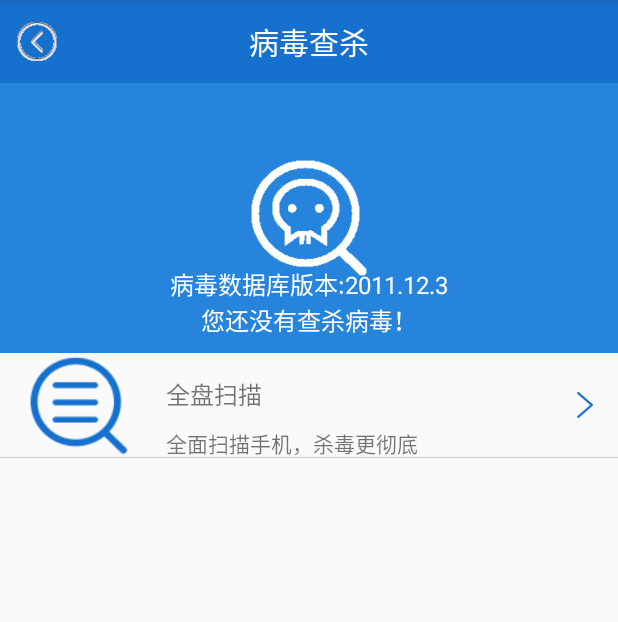
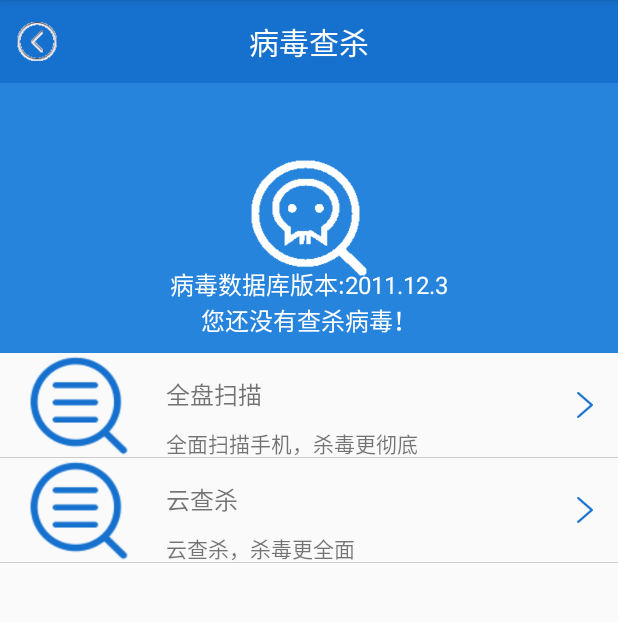
Before and after one commit to abbvvv/MobileGuard39, an Android app: the VirusScanActivity screen opened directly, with no data from a screen before it, on a phone screen of 412 x 824 dp, the part 84-706 px from its top. Run offline under Robolectric (Android 15) with nearby library versions, the phone set to English and light mode, and no system bars.

Commit message:
m5之云查杀

```diff
--- a/app/src/main/java/cn/edu/gdmec/android/mobileguard/m5virusscan/VirusScanActivity.java
+++ b/app/src/main/java/cn/edu/gdmec/android/mobileguard/m5virusscan/VirusScanActivity.java
@@ -24,7 +24,7 @@ import cn.edu.gdmec.android.mobileguard.m5virusscan.dao.AntiVirusDao;
 public class VirusScanActivity extends AppCompatActivity implements View.OnClickListener{
     private TextView mLastTimeTV;
     private SharedPreferences mSP;
-    private TextView mVersionTV;
+    private TextView mDbVersionTV;;
     @Override
     protected void onCreate(Bundle savedInstanceState) {
         super.onCreate(savedInstanceState);
@@ -33,23 +33,6 @@ public class VirusScanActivity extends AppCompatActivity implements View.OnClick
         copyDB("antivirus.db","");
         initView();
     }
-    public void updateVesion(String dbVersion){
-        final VersionUpdateUtils versionUpdateUtils = new VersionUpdateUtils(dbVersion,VirusScanActivity.this,downloadCallback,null);
-        new Thread(){
-            @Override
-            public void run() {
-                super.run();
-                versionUpdateUtils.getCloudVersion("http://android2017.duapp.com/virusupdateinfo.html");
-            }
-        }.start();
-    }
-    VersionUpdateUtils.DownloadCallback downloadCallback = new VersionUpdateUtils.DownloadCallback() {
-        @Override
-        public void afterDownload(String filename) {
-            copyDB("antivirus.db", Environment.getExternalStoragePublicDirectory("/download/").getPath());
-        }
-    };
-
     @Override
     protected void onResume() {
         String string=mSP.getString("lastVirusScan","您还没有查杀病毒！");
@@ -64,67 +47,102 @@ public class VirusScanActivity extends AppCompatActivity implements View.OnClick
     Handler handler = new Handler(){
         @Override
         public void handleMessage(Message msg) {
-            AntiVirusDao dao = new AntiVirusDao(VirusScanActivity.this);
-            String virusVersion = dao.getVirusVersion();
-            mVersionTV = (TextView) findViewById(R.id.tv_version);
-            mVersionTV.setText("病毒数据库版本:"+virusVersion);
-            updateVesion(virusVersion);
-            super.handleMessage(msg);
+            if (msg.what == 0) {
+                AntiVirusDao dao = new AntiVirusDao(VirusScanActivity.this);
+                String dbVersion  = dao.getVirusDbVersion();
+                mDbVersionTV = (TextView) findViewById(R.id.tv_dbversion);
+                mDbVersionTV.setText("病毒数据库版本:" + dbVersion);
+                UpdateDb(dbVersion);
+                }
+                super.handleMessage(msg);
+
+        }
+    };
+    VersionUpdateUtils.DownloadCallback downloadCallback = new VersionUpdateUtils.DownloadCallback() {
+        @Override
+        public void afterDownload(String filename) {
+            copyDB("antivirus.db", Environment.getExternalStoragePublicDirectory(Environment.DIRECTORY_DOWNLOADS).getPath());
         }
     };
 
-    private void copyDB(final String dbname,final String fromPath){
+    final private void UpdateDb(String localDbVersion){
+        final VersionUpdateUtils versionUpdateUtils = new VersionUpdateUtils(localDbVersion,VirusScanActivity.this,downloadCallback,null);
         new Thread(){
-            public void run(){
-                try{
+
+            @Override
+            public void run() {
+                versionUpdateUtils.getCloudVersion("http://android2017.duapp.com/virusupdateinfo.html");
+            }
+        }.start();
+
+    }
+
+
+
+
+    private void copyDB(final String dbname,final String fromPath) {
+        //大文件的拷贝复制一定要用线程，否则很容易出现ANR
+        new Thread(){
+            public void run() {
+                try {
                     File file = new File(getFilesDir(),dbname);
                     if(file.exists()&&file.length()>0&&fromPath.equals("")){
                         Log.i("VirusScanActivity","数据库已存在！");
                         handler.sendEmptyMessage(0);
-                        return;
+                        return ;
                     }
-                    InputStream is = getAssets().open(dbname);
+                    InputStream is;
                     if (fromPath.equals("")){
                         is = getAssets().open(dbname);
                     }else{
-                        file = new File(fromPath,"antivirus.db");
+                        file = new File(fromPath,
+                                "antivirus.db");
                         is= new FileInputStream(file);
                     }
-                    FileOutputStream fos = openFileOutput(dbname,MODE_PRIVATE);
+
+                    FileOutputStream fos  = openFileOutput(dbname, MODE_PRIVATE);
                     byte[] buffer = new byte[1024];
                     int len = 0;
                     while((len = is.read(buffer))!=-1){
-                        fos.write(buffer,0,len);
+                        fos.write(buffer, 0, len);
                     }
                     is.close();
                     fos.close();
                     handler.sendEmptyMessage(0);
-                }catch (Exception e){
+                } catch (Exception e) {
                     e.printStackTrace();
                 }
             };
         }.start();
     }
-    private void initView(){
-        findViewById(R.id.rl_titlebar).setBackgroundColor(getResources().getColor(R.color.light_blue));
+    /**
+     * 初始化UI控件
+     */
+    private void initView() {
+        findViewById(R.id.rl_titlebar).setBackgroundColor(
+                getResources().getColor(R.color.light_blue));
         ImageView mLeftImgv = (ImageView) findViewById(R.id.imgv_leftbtn);
         ((TextView) findViewById(R.id.tv_title)).setText("病毒查杀");
         mLeftImgv.setOnClickListener(this);
         mLeftImgv.setImageResource(R.drawable.back);
         mLastTimeTV = (TextView) findViewById(R.id.tv_lastscantime);
         findViewById(R.id.rl_allscanvirus).setOnClickListener(this);
-
+        findViewById(R.id.rl_cloudscanvirus).setOnClickListener(this);
     }
-
     @Override
     public void onClick(View view) {
-        switch (view.getId()){
+        switch (view.getId()) {
             case R.id.imgv_leftbtn:
                 finish();
                 break;
             case R.id.rl_allscanvirus:
                 startActivity(new Intent(this,VirusScanSpeedActivity.class));
                 break;
+            case R.id.rl_cloudscanvirus:
+                Intent intent = new Intent(this,VirusScanSpeedActivity.class);
+                intent.putExtra("cloud",true);
+                startActivity(intent);
+
         }
     }
 }
--- a/app/src/main/java/cn/edu/gdmec/android/mobileguard/m5virusscan/dao/AntiVirusDao.java
+++ b/app/src/main/java/cn/edu/gdmec/android/mobileguard/m5virusscan/dao/AntiVirusDao.java
@@ -26,15 +26,18 @@ public class AntiVirusDao {
         db.close();
         return desc;
     }
-    public String getVirusVersion(){
-        String virusVersion = "";
-        SQLiteDatabase db = SQLiteDatabase.openDatabase(dbname, null, SQLiteDatabase.OPEN_READONLY);
+    public String getVirusDbVersion(){
+        String dbVersion = null;
+        // 打开病毒数据库
+        SQLiteDatabase db = SQLiteDatabase.openDatabase(
+                dbname, null,
+                SQLiteDatabase.OPEN_READONLY);
         Cursor cursor = db.rawQuery("select major||'.'||minor||'.'||build from version",null);
-        if (cursor.moveToNext()){
-            virusVersion = cursor.getString(0);
+        if (cursor.moveToNext()) {
+            dbVersion = cursor.getString(0);
         }
         cursor.close();
         db.close();
-        return virusVersion;
+        return dbVersion;
     }
 }
--- a/app/src/main/java/cn/edu/gdmec/android/mobileguard/m5virusscan/entity/ScanAppInfo.java
+++ b/app/src/main/java/cn/edu/gdmec/android/mobileguard/m5virusscan/entity/ScanAppInfo.java
@@ -12,4 +12,6 @@ public class ScanAppInfo {
     public String packagename;
     public String description;
     public Drawable appicon;
+    public String virusScanUrl;
+    public String md5info;
 }
--- a/app/src/main/res/layout/activity_virus_scan.xml
+++ b/app/src/main/res/layout/activity_virus_scan.xml
@@ -16,7 +16,7 @@
             android:layout_centerInParent="true"
             android:background="@drawable/virusscan_icon"/>
         <TextView
-            android:id="@+id/tv_version"
+            android:id="@+id/tv_dbversion"
             style="@style/textview16sp"
             android:layout_centerHorizontal="true"
             android:text="病毒数据库版本:"
@@ -68,4 +68,45 @@
             android:background="@color/black30"
             android:layout_alignParentBottom="true"/>
     </RelativeLayout>
+    <RelativeLayout
+        android:id="@+id/rl_cloudscanvirus"
+        android:layout_width="match_parent"
+        android:layout_height="70dp">
+
+        <ImageView
+            android:id="@+id/imgv_cloudscan"
+            style="@style/wrapcontent"
+            android:src="@drawable/quickscan_icon"
+            android:layout_alignParentLeft="true"
+            android:layout_centerVertical="true"
+            android:layout_marginLeft="10dp"/>
+
+        <TextView
+            android:id="@+id/tv_cloudscan"
+            style="@style/textview16sp"
+            android:layout_toRightOf="@+id/imgv_cloudscan"
+            android:layout_marginLeft="15dp"
+            android:layout_marginTop="15dp"
+            android:text="云查杀"/>
+        <TextView
+            style="@style/textview14sp"
+            android:layout_below="@+id/tv_cloudscan"
+            android:layout_marginLeft="15dp"
+            android:layout_toRightOf="@+id/imgv_cloudscan"
+            android:layout_marginTop="10dp"
+            android:text="云查杀，杀毒更全面"/>
+
+        <View
+            android:layout_width="13dp"
+            android:layout_height="20dp"
+            android:background="@drawable/rightarrow_blue"
+            android:layout_alignParentRight="true"
+            android:layout_centerVertical="true"
+            android:layout_marginRight="15dp"/>
+        <View
+            android:layout_width="match_parent"
+            android:layout_height="1.0px"
+            android:background="@color/black30"
+            android:layout_alignParentBottom="true"/>
+    </RelativeLayout>
 </LinearLayout>
```
Also changed, not shown: app/src/main/java/cn/edu/gdmec/android/mobileguard/m5virusscan/VirusScanSpeedActivity.java (+89 -9 lines), app/src/main/java/cn/edu/gdmec/android/mobileguard/m5virusscan/utils/UrlClient.java (added, +54 -0 lines).
